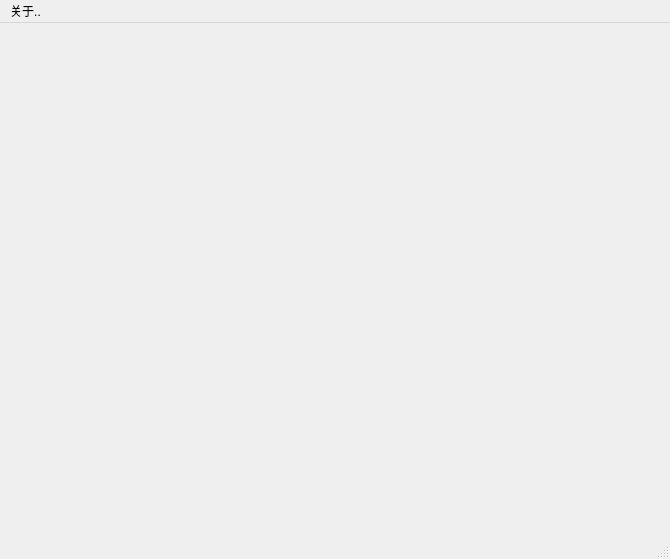
Before: the Qt Designer form QGoodWindow/QGoodWindow/Examples/GoodShowCase_tableHelper/centralwidget.ui in NewLeafG/Learning-QT, drawn with Qt 5.
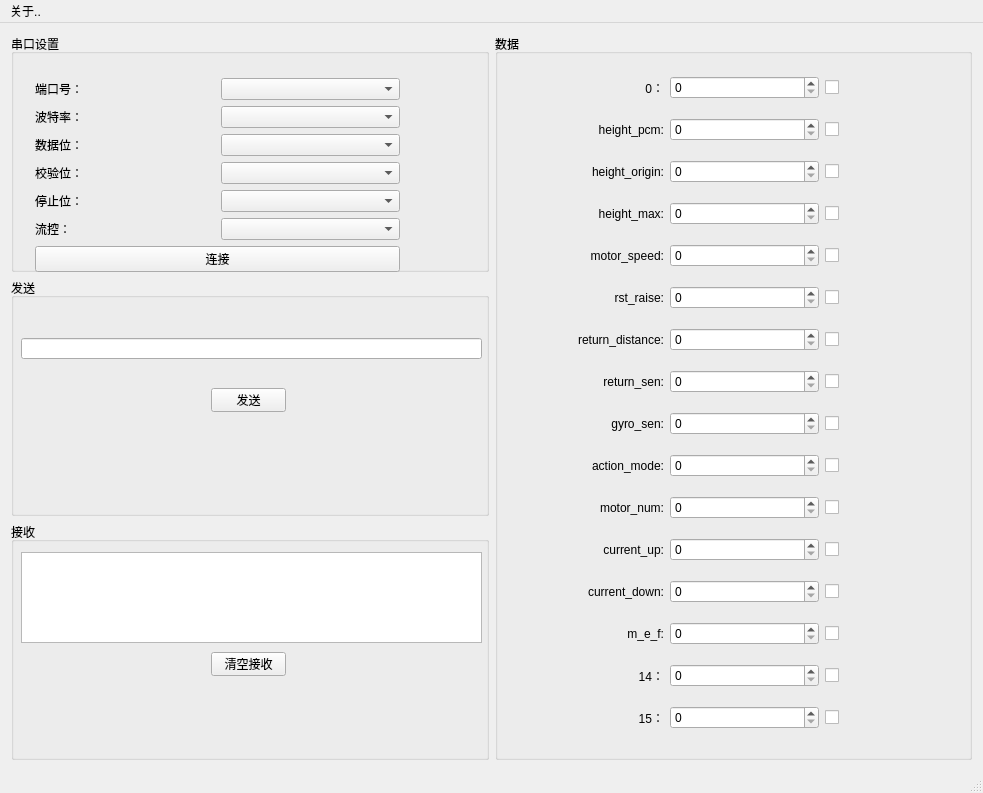
After: the same form once the commit is applied.

Commit message: 串口收发ok

The edit to the form file:
```diff
--- a/QGoodWindow/QGoodWindow/Examples/GoodShowCase_tableHelper/centralwidget.ui
+++ b/QGoodWindow/QGoodWindow/Examples/GoodShowCase_tableHelper/centralwidget.ui
@@ -6,8 +6,8 @@
    <rect>
     <x>0</x>
     <y>0</y>
-    <width>670</width>
-    <height>559</height>
+    <width>983</width>
+    <height>793</height>
    </rect>
   </property>
   <property name="windowTitle">
@@ -15,8 +15,595 @@
   </property>
   <widget class="QWidget" name="centralWidget">
    <layout class="QGridLayout" name="gridLayout_2">
-    <item row="0" column="0" colspan="2">
-     <layout class="QHBoxLayout" name="horizontalLayout"/>
+    <item row="1" column="1">
+     <layout class="QVBoxLayout" name="verticalLayout">
+      <item>
+       <widget class="QGroupBox" name="gb_ComSettings">
+        <property name="title">
+         <string>串口设置</string>
+        </property>
+        <widget class="QWidget" name="verticalLayoutWidget">
+         <property name="geometry">
+          <rect>
+           <x>9</x>
+           <y>19</y>
+           <width>391</width>
+           <height>230</height>
+          </rect>
+         </property>
+         <layout class="QVBoxLayout" name="verticalLayout_2">
+          <property name="leftMargin">
+           <number>15</number>
+          </property>
+          <property name="topMargin">
+           <number>25</number>
+          </property>
+          <item>
+           <layout class="QHBoxLayout" name="horizontalLayout">
+            <item>
+             <widget class="QLabel" name="label">
+              <property name="text">
+               <string>端口号：</string>
+              </property>
+             </widget>
+            </item>
+            <item>
+             <widget class="QComboBox" name="cb_serialPorts"/>
+            </item>
+           </layout>
+          </item>
+          <item>
+           <layout class="QHBoxLayout" name="horizontalLayout_4">
+            <item>
+             <widget class="QLabel" name="label_2">
+              <property name="text">
+               <string>波特率：</string>
+              </property>
+             </widget>
+            </item>
+            <item>
+             <widget class="QComboBox" name="cb_baudrate"/>
+            </item>
+           </layout>
+          </item>
+          <item>
+           <layout class="QHBoxLayout" name="horizontalLayout_8">
+            <item>
+             <widget class="QLabel" name="label_3">
+              <property name="text">
+               <string>数据位：</string>
+              </property>
+             </widget>
+            </item>
+            <item>
+             <widget class="QComboBox" name="cb_databits"/>
+            </item>
+           </layout>
+          </item>
+          <item>
+           <layout class="QHBoxLayout" name="horizontalLayout_7">
+            <item>
+             <widget class="QLabel" name="label_4">
+              <property name="text">
+               <string>校验位：</string>
+              </property>
+             </widget>
+            </item>
+            <item>
+             <widget class="QComboBox" name="cb_parity"/>
+            </item>
+           </layout>
+          </item>
+          <item>
+           <layout class="QHBoxLayout" name="horizontalLayout_6">
+            <item>
+             <widget class="QLabel" name="label_5">
+              <property name="text">
+               <string>停止位：</string>
+              </property>
+             </widget>
+            </item>
+            <item>
+             <widget class="QComboBox" name="cb_stopBits"/>
+            </item>
+           </layout>
+          </item>
+          <item>
+           <layout class="QHBoxLayout" name="horizontalLayout_5">
+            <item>
+             <widget class="QLabel" name="label_6">
+              <property name="text">
+               <string>流控：</string>
+              </property>
+             </widget>
+            </item>
+            <item>
+             <widget class="QComboBox" name="cb_flowControl"/>
+            </item>
+           </layout>
+          </item>
+          <item>
+           <widget class="QPushButton" name="btn_connect">
+            <property name="text">
+             <string>连接</string>
+            </property>
+           </widget>
+          </item>
+         </layout>
+        </widget>
+       </widget>
+      </item>
+      <item>
+       <widget class="QGroupBox" name="gb_send">
+        <property name="title">
+         <string>发送</string>
+        </property>
+        <widget class="QPushButton" name="btn_send">
+         <property name="geometry">
+          <rect>
+           <x>200</x>
+           <y>110</y>
+           <width>75</width>
+           <height>24</height>
+          </rect>
+         </property>
+         <property name="text">
+          <string>发送</string>
+         </property>
+        </widget>
+        <widget class="QLineEdit" name="lineEdit_send">
+         <property name="geometry">
+          <rect>
+           <x>10</x>
+           <y>60</y>
+           <width>461</width>
+           <height>21</height>
+          </rect>
+         </property>
+        </widget>
+       </widget>
+      </item>
+      <item>
+       <widget class="QGroupBox" name="gb_receive">
+        <property name="title">
+         <string>接收</string>
+        </property>
+        <widget class="QPushButton" name="btn_clrReceive">
+         <property name="geometry">
+          <rect>
+           <x>200</x>
+           <y>130</y>
+           <width>75</width>
+           <height>24</height>
+          </rect>
+         </property>
+         <property name="text">
+          <string>清空接收</string>
+         </property>
+        </widget>
+        <widget class="QTextBrowser" name="textBrowser_receive">
+         <property name="geometry">
+          <rect>
+           <x>10</x>
+           <y>30</y>
+           <width>461</width>
+           <height>91</height>
+          </rect>
+         </property>
+        </widget>
+       </widget>
+      </item>
+     </layout>
+    </item>
+    <item row="1" column="2">
+     <layout class="QVBoxLayout" name="verticalLayout_3">
+      <item>
+       <widget class="QGroupBox" name="groupBox">
+        <property name="title">
+         <string>数据</string>
+        </property>
+        <widget class="QWidget" name="verticalLayoutWidget_2">
+         <property name="geometry">
+          <rect>
+           <x>9</x>
+           <y>19</y>
+           <width>481</width>
+           <height>711</height>
+          </rect>
+         </property>
+         <layout class="QVBoxLayout" name="verticalLayout_4">
+          <property name="topMargin">
+           <number>10</number>
+          </property>
+          <item>
+           <layout class="QHBoxLayout" name="horizontalLayout_22">
+            <item>
+             <widget class="QLabel" name="label_20">
+              <property name="text">
+               <string>0：</string>
+              </property>
+              <property name="alignment">
+               <set>Qt::AlignRight|Qt::AlignTrailing|Qt::AlignVCenter</set>
+              </property>
+             </widget>
+            </item>
+            <item>
+             <widget class="QSpinBox" name="spinBox_3"/>
+            </item>
+            <item>
+             <widget class="QCheckBox" name="checkBox_3">
+              <property name="text">
+               <string/>
+              </property>
+             </widget>
+            </item>
+           </layout>
+          </item>
+          <item>
+           <layout class="QHBoxLayout" name="horizontalLayout_21">
+            <item>
+             <widget class="QLabel" name="label_19">
+              <property name="text">
+               <string>height_pcm:</string>
+              </property>
+              <property name="alignment">
+               <set>Qt::AlignRight|Qt::AlignTrailing|Qt::AlignVCenter</set>
+              </property>
+             </widget>
+            </item>
+            <item>
+             <widget class="QSpinBox" name="spinBox_4"/>
+            </item>
+            <item>
+             <widget class="QCheckBox" name="checkBox_4">
+              <property name="text">
+               <string/>
+              </property>
+             </widget>
+            </item>
+           </layout>
+          </item>
+          <item>
+           <layout class="QHBoxLayout" name="horizontalLayout_20">
+            <item>
+             <widget class="QLabel" name="label_18">
+              <property name="text">
+               <string>height_origin:</string>
+              </property>
+              <property name="alignment">
+               <set>Qt::AlignRight|Qt::AlignTrailing|Qt::AlignVCenter</set>
+              </property>
+             </widget>
+            </item>
+            <item>
+             <widget class="QSpinBox" name="spinBox_5"/>
+            </item>
+            <item>
+             <widget class="QCheckBox" name="checkBox_5">
+              <property name="text">
+               <string/>
+              </property>
+             </widget>
+            </item>
+           </layout>
+          </item>
+          <item>
+           <layout class="QHBoxLayout" name="horizontalLayout_19">
+            <item>
+             <widget class="QLabel" name="label_17">
+              <property name="text">
+               <string>height_max:</string>
+              </property>
+              <property name="alignment">
+               <set>Qt::AlignRight|Qt::AlignTrailing|Qt::AlignVCenter</set>
+              </property>
+             </widget>
+            </item>
+            <item>
+             <widget class="QSpinBox" name="spinBox_6"/>
+            </item>
+            <item>
+             <widget class="QCheckBox" name="checkBox_6">
+              <property name="text">
+               <string/>
+              </property>
+             </widget>
+            </item>
+           </layout>
+          </item>
+          <item>
+           <layout class="QHBoxLayout" name="horizontalLayout_18">
+            <item>
+             <widget class="QLabel" name="label_16">
+              <property name="text">
+               <string>motor_speed:</string>
+              </property>
+              <property name="alignment">
+               <set>Qt::AlignRight|Qt::AlignTrailing|Qt::AlignVCenter</set>
+              </property>
+             </widget>
+            </item>
+            <item>
+             <widget class="QSpinBox" name="spinBox_7"/>
+            </item>
+            <item>
+             <widget class="QCheckBox" name="checkBox_7">
+              <property name="text">
+               <string/>
+              </property>
+             </widget>
+            </item>
+           </layout>
+          </item>
+          <item>
+           <layout class="QHBoxLayout" name="horizontalLayout_17">
+            <item>
+             <widget class="QLabel" name="label_15">
+              <property name="text">
+               <string>rst_raise:</string>
+              </property>
+              <property name="alignment">
+               <set>Qt::AlignRight|Qt::AlignTrailing|Qt::AlignVCenter</set>
+              </property>
+             </widget>
+            </item>
+            <item>
+             <widget class="QSpinBox" name="spinBox_8"/>
+            </item>
+            <item>
+             <widget class="QCheckBox" name="checkBox_8">
+              <property name="text">
+               <string/>
+              </property>
+             </widget>
+            </item>
+           </layout>
+          </item>
+          <item>
+           <layout class="QHBoxLayout" name="horizontalLayout_16">
+            <item>
+             <widget class="QLabel" name="label_14">
+              <property name="text">
+               <string>return_distance:</string>
+              </property>
+              <property name="alignment">
+               <set>Qt::AlignRight|Qt::AlignTrailing|Qt::AlignVCenter</set>
+              </property>
+             </widget>
+            </item>
+            <item>
+             <widget class="QSpinBox" name="spinBox_9"/>
+            </item>
+            <item>
+             <widget class="QCheckBox" name="checkBox_9">
+              <property name="text">
+               <string/>
+              </property>
+             </widget>
+            </item>
+           </layout>
+          </item>
+          <item>
+           <layout class="QHBoxLayout" name="horizontalLayout_15">
+            <item>
+             <widget class="QLabel" name="label_13">
+              <property name="text">
+               <string>return_sen:</string>
+              </property>
+              <property name="alignment">
+               <set>Qt::AlignRight|Qt::AlignTrailing|Qt::AlignVCenter</set>
+              </property>
+             </widget>
+            </item>
+            <item>
+             <widget class="QSpinBox" name="spinBox_10"/>
+            </item>
+            <item>
+             <widget class="QCheckBox" name="checkBox_10">
+              <property name="text">
+               <string/>
+              </property>
+             </widget>
+            </item>
+           </layout>
+          </item>
+          <item>
+           <layout class="QHBoxLayout" name="horizontalLayout_14">
+            <item>
+             <widget class="QLabel" name="label_12">
+              <property name="text">
+               <string>gyro_sen:</string>
+              </property>
+              <property name="alignment">
+               <set>Qt::AlignRight|Qt::AlignTrailing|Qt::AlignVCenter</set>
+              </property>
+             </widget>
+            </item>
+            <item>
+             <widget class="QSpinBox" name="spinBox_11"/>
+            </item>
+            <item>
+             <widget class="QCheckBox" name="checkBox_11">
+              <property name="text">
+               <string/>
+              </property>
+             </widget>
+            </item>
+           </layout>
+          </item>
+          <item>
+           <layout class="QHBoxLayout" name="horizontalLayout_13">
+            <item>
+             <widget class="QLabel" name="label_11">
+              <property name="text">
+               <string>action_mode:</string>
+              </property>
+              <property name="alignment">
+               <set>Qt::AlignRight|Qt::AlignTrailing|Qt::AlignVCenter</set>
+              </property>
+             </widget>
+            </item>
+            <item>
+             <widget class="QSpinBox" name="spinBox_12"/>
+            </item>
+            <item>
+             <widget class="QCheckBox" name="checkBox_12">
+              <property name="text">
+               <string/>
+              </property>
+             </widget>
+            </item>
+           </layout>
+          </item>
+          <item>
+           <layout class="QHBoxLayout" name="horizontalLayout_12">
+            <item>
+             <widget class="QLabel" name="label_10">
+              <property name="text">
+               <string>motor_num:</string>
+              </property>
+              <property name="alignment">
+               <set>Qt::AlignRight|Qt::AlignTrailing|Qt::AlignVCenter</set>
+              </property>
+             </widget>
+            </item>
+            <item>
+             <widget class="QSpinBox" name="spinBox_13"/>
+            </item>
+            <item>
+             <widget class="QCheckBox" name="checkBox_13">
+              <property name="text">
+               <string/>
+              </property>
+             </widget>
+            </item>
+           </layout>
+          </item>
+          <item>
+           <layout class="QHBoxLayout" name="horizontalLayout_11">
+            <item>
+             <widget class="QLabel" name="label_9">
+              <property name="text">
+               <string>current_up:</string>
+              </property>
+              <property name="alignment">
+               <set>Qt::AlignRight|Qt::AlignTrailing|Qt::AlignVCenter</set>
+              </property>
+             </widget>
+            </item>
+            <item>
+             <widget class="QSpinBox" name="spinBox_14"/>
+            </item>
+            <item>
+             <widget class="QCheckBox" name="checkBox_14">
+              <property name="text">
+               <string/>
+              </property>
+             </widget>
+            </item>
+           </layout>
+          </item>
+          <item>
+           <layout class="QHBoxLayout" name="horizontalLayout_10">
+            <item>
+             <widget class="QLabel" name="label_8">
+              <property name="text">
+               <string>current_down:</string>
+              </property>
+              <property name="alignment">
+               <set>Qt::AlignRight|Qt::AlignTrailing|Qt::AlignVCenter</set>
+              </property>
+             </widget>
+            </item>
+            <item>
+             <widget class="QSpinBox" name="spinBox_15"/>
+            </item>
+            <item>
+             <widget class="QCheckBox" name="checkBox_15">
+              <property name="text">
+               <string/>
+              </property>
+             </widget>
+            </item>
+           </layout>
+          </item>
+          <item>
+           <layout class="QHBoxLayout" name="horizontalLayout_3">
+            <item>
+             <widget class="QLabel" name="label_7">
+              <property name="text">
+               <string>m_e_f:</string>
+              </property>
+              <property name="alignment">
+               <set>Qt::AlignRight|Qt::AlignTrailing|Qt::AlignVCenter</set>
+              </property>
+             </widget>
+            </item>
+            <item>
+             <widget class="QSpinBox" name="spinBox_16"/>
+            </item>
+            <item>
+             <widget class="QCheckBox" name="checkBox_16">
+              <property name="text">
+               <string/>
+              </property>
+             </widget>
+            </item>
+           </layout>
+          </item>
+          <item>
+           <layout class="QHBoxLayout" name="horizontalLayout_9">
+            <item>
+             <widget class="QLabel" name="label_22">
+              <property name="text">
+               <string>14：</string>
+              </property>
+              <property name="alignment">
+               <set>Qt::AlignRight|Qt::AlignTrailing|Qt::AlignVCenter</set>
+              </property>
+             </widget>
+            </item>
+            <item>
+             <widget class="QSpinBox" name="spinBox"/>
+            </item>
+            <item>
+             <widget class="QCheckBox" name="checkBox">
+              <property name="text">
+               <string/>
+              </property>
+             </widget>
+            </item>
+           </layout>
+          </item>
+          <item>
+           <layout class="QHBoxLayout" name="horizontalLayout_23">
+            <item>
+             <widget class="QLabel" name="label_21">
+              <property name="text">
+               <string>15：</string>
+              </property>
+              <property name="alignment">
+               <set>Qt::AlignRight|Qt::AlignTrailing|Qt::AlignVCenter</set>
+              </property>
+             </widget>
+            </item>
+            <item>
+             <widget class="QSpinBox" name="spinBox_2"/>
+            </item>
+            <item>
+             <widget class="QCheckBox" name="checkBox_2">
+              <property name="text">
+               <string/>
+              </property>
+             </widget>
+            </item>
+           </layout>
+          </item>
+         </layout>
+        </widget>
+       </widget>
+      </item>
+     </layout>
     </item>
    </layout>
   </widget>
@@ -25,8 +612,8 @@
     <rect>
      <x>0</x>
      <y>0</y>
-     <width>670</width>
-     <height>17</height>
+     <width>983</width>
+     <height>22</height>
     </rect>
    </property>
    <widget class="QMenu" name="menuTest">
```
The commit also changes 6 other files.
